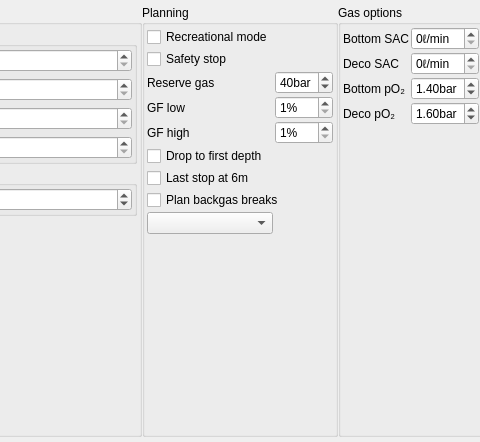
This is qt-ui/plannerSettings.ui in subsurface/subsurface as Qt 5 draws it before an edit; both pictures show x 438 to 918 and y 0 to 442 of the 1102 by 442 pixel window. The edited form follows.
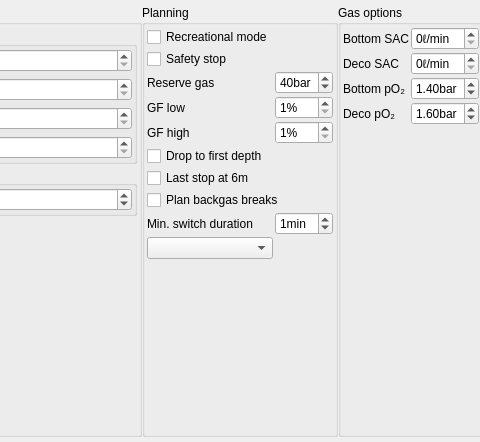
This is the edited form.

Commit message:
Add planner minimum gas switch duration option
Add the option for a minimum gas switch duration to the planner UI.  This is not actually used yet.

Diff of the .ui file:
```diff
--- a/qt-ui/plannerSettings.ui
+++ b/qt-ui/plannerSettings.ui
@@ -308,7 +308,7 @@
             </property>
            </widget>
           </item>
-          <item row="10" column="1">
+          <item row="11" column="1">
            <widget class="QComboBox" name="rebreathermode">
             <property name="currentText">
              <string/>
@@ -338,7 +338,7 @@
             </property>
            </widget>
           </item>
-          <item row="11" column="1">
+          <item row="12" column="1">
            <spacer name="verticalSpacer_2">
             <property name="orientation">
              <enum>Qt::Vertical</enum>
@@ -401,6 +401,32 @@
             </property>
            </widget>
           </item>
+          <item row="10" column="1">
+           <widget class="QLabel" name="label_4">
+            <property name="text">
+             <string>Min. switch duration</string>
+            </property>
+           </widget>
+          </item>
+          <item row="10" column="2">
+           <widget class="QSpinBox" name="min_switch_duration">
+            <property name="suffix">
+             <string>min</string>
+            </property>
+            <property name="prefix">
+             <string/>
+            </property>
+            <property name="minimum">
+             <number>0</number>
+            </property>
+            <property name="maximum">
+             <number>9</number>
+            </property>
+            <property name="value">
+             <number>1</number>
+            </property>
+           </widget>
+          </item>
          </layout>
         </widget>
        </item>
```
The commit also changes 5 other files.
